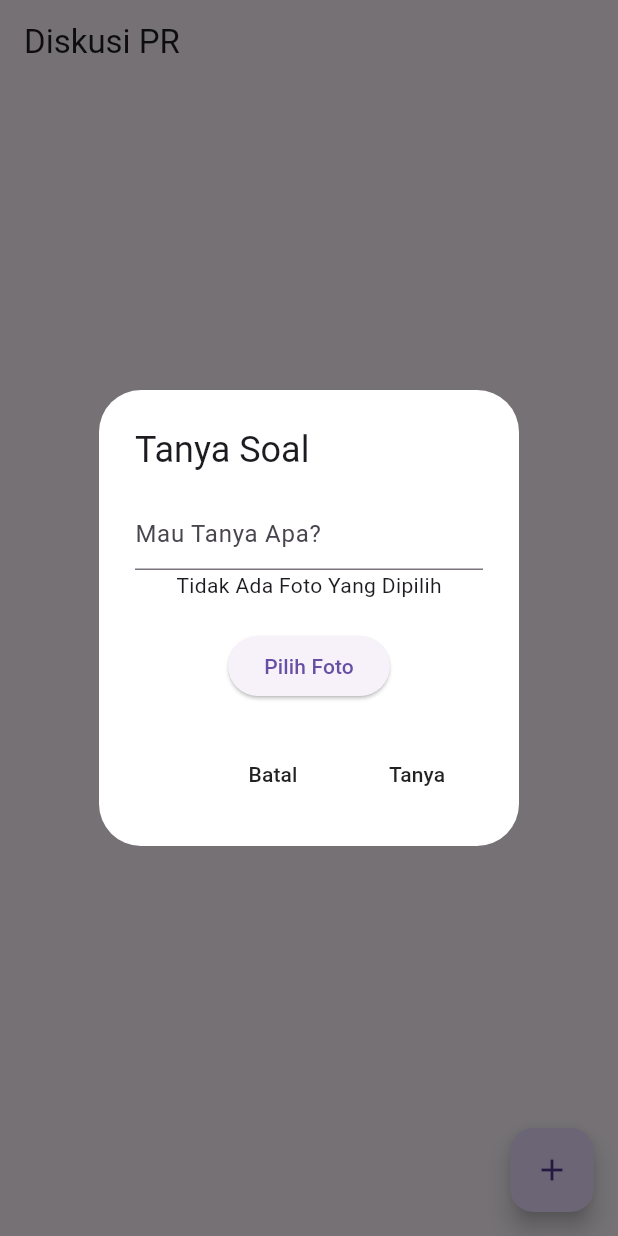
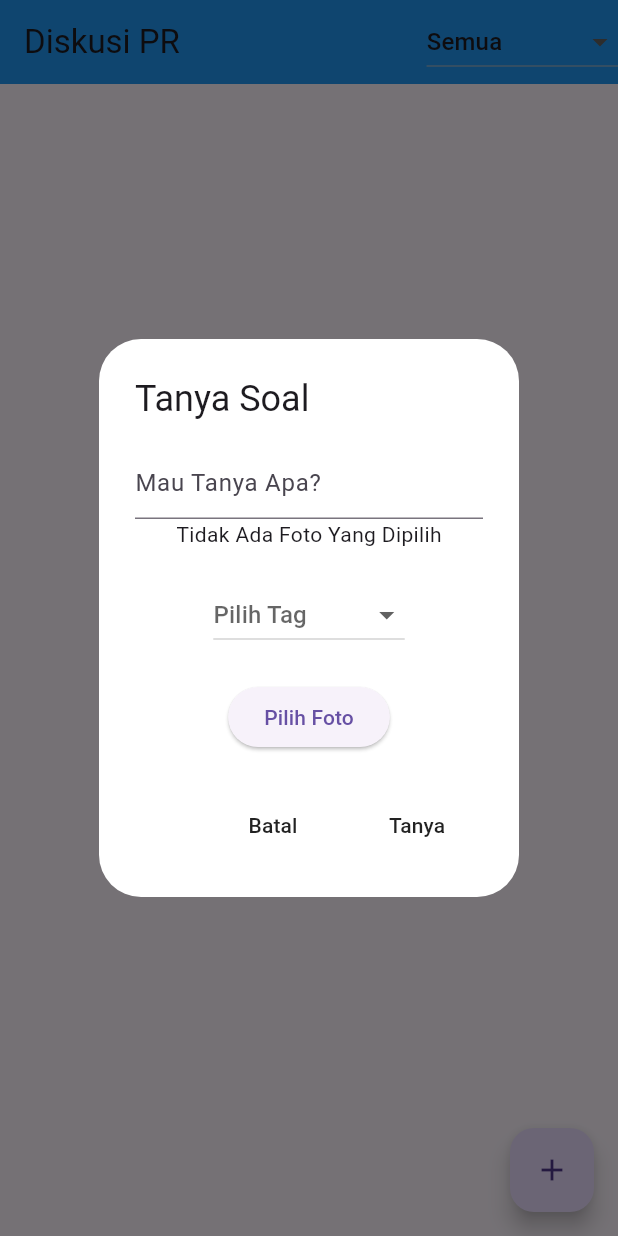
Before and after one commit to soulqge/diskusi_pr, a Flutter app: the screen it shows after launch, after a tap on the "add" icon, on a phone screen of 412 x 824 dp. Run offline on Flutter 3.47's test engine with Material 3 defaults, Android fonts, the phone set to English and light mode, and no system bars; our stand-ins replace hive, hive_flutter, image_picker; accounts and stored records are empty.

Commit message:
menambahkan fitur tag

```diff
--- a/lib/pages/home.dart
+++ b/lib/pages/home.dart
@@ -1,13 +1,13 @@
 import 'dart:io';
-import 'package:diskusi_pr/pages/detail.dart';
 import 'package:flutter/material.dart';
-import 'package:hive_flutter/adapters.dart';
+import 'package:hive_flutter/hive_flutter.dart';
 import 'package:image_picker/image_picker.dart';
 import 'package:path_provider/path_provider.dart';
 import 'package:path/path.dart' as path;
+import 'detail.dart';
 
 class HomePage extends StatefulWidget {
-  const HomePage({super.key});
+  const HomePage({Key? key}) : super(key: key);
 
   @override
   State<HomePage> createState() => _HomePageState();
@@ -17,7 +17,8 @@ class _HomePageState extends State<HomePage> {
   File? _image;
   final picker = ImagePicker();
   final tSoal = TextEditingController();
-
+  String? selectedTag;
+  String? filterTag;
   late Box box;
 
   @override
@@ -39,9 +40,9 @@ class _HomePageState extends State<HomePage> {
   }
 
   void simpanFoto() async {
-    if (_image == null || tSoal.text.isEmpty) {
+    if (_image == null || tSoal.text.isEmpty || selectedTag == null) {
       ScaffoldMessenger.of(context).showSnackBar(
-        SnackBar(content: Text('Foto dan teks harus diisi!')),
+        SnackBar(content: Text('Foto, teks, dan tag harus diisi!')),
       );
       return;
     }
@@ -55,6 +56,7 @@ class _HomePageState extends State<HomePage> {
       final savedData = {
         'imagePath': localImage.path,
         'text': soalText,
+        'tag': selectedTag,
         'answers': [],
       };
 
@@ -62,6 +64,7 @@ class _HomePageState extends State<HomePage> {
         box.add(savedData);
         _image = null;
         tSoal.clear();
+        selectedTag = null;
       });
 
       ScaffoldMessenger.of(context).showSnackBar(
@@ -95,6 +98,22 @@ class _HomePageState extends State<HomePage> {
                   ? Text("Tidak Ada Foto Yang Dipilih")
                   : Image.file(_image!),
               SizedBox(height: 20),
+              DropdownButton<String>(
+                hint: Text("Pilih Tag"),
+                value: selectedTag,
+                items: ['Pelajaran', 'Non-Pelajaran']
+                    .map((tag) => DropdownMenuItem(
+                          value: tag,
+                          child: Text(tag),
+                        ))
+                    .toList(),
+                onChanged: (value) {
+                  setState(() {
+                    selectedTag = value!;
+                  });
+                },
+              ),
+              SizedBox(height: 20),
               ElevatedButton(
                 onPressed: pilihFoto,
                 child: Text("Pilih Foto"),
@@ -107,6 +126,7 @@ class _HomePageState extends State<HomePage> {
             onPressed: () {
               Navigator.pop(context);
               tSoal.clear();
+              selectedTag = null;
             },
             child: Text("Batal"),
           ),
@@ -134,16 +154,41 @@ class _HomePageState extends State<HomePage> {
   @override
   Widget build(BuildContext context) {
     return Scaffold(
-      appBar: AppBar(title: Text("Diskusi PR")),
+      appBar: AppBar(
+        title: Text("Diskusi PR"),
+        backgroundColor: Colors.blue,
+        actions: [
+          DropdownButton<String>(
+            hint: Text("Filter"),
+            value: filterTag,
+            items: ['Semua', 'Pelajaran', 'Non-Pelajaran']
+                .map((tag) => DropdownMenuItem(
+                      value: tag == 'Semua' ? null : tag,
+                      child: Text(tag),
+                    ))
+                .toList(),
+            onChanged: (value) {
+              setState(() {
+                filterTag = value;
+              });
+            },
+          ),
+        ],
+      ),
       body: Padding(
         padding: EdgeInsets.all(10),
         child: ValueListenableBuilder(
           valueListenable: box.listenable(),
           builder: (context, Box box, _) {
+            final filteredItems = box.values.where((item) {
+              if (filterTag == null) return true;
+              return item['tag'] == filterTag;
+            }).toList();
+
             return ListView.builder(
-              itemCount: box.length,
+              itemCount: filteredItems.length,
               itemBuilder: (context, index) {
-                final data = box.getAt(index) as Map;
+                final data = filteredItems[index] as Map;
                 return InkWell(
                   onTap: () => navigateToDetailPage(index),
                   child: Card(
@@ -154,26 +199,26 @@ class _HomePageState extends State<HomePage> {
                         children: [
                           data['imagePath'] != null
                               ? Image.file(
-                                File(data['imagePath']!),
+                                  File(data['imagePath']),
                                   height: 150,
                                   fit: BoxFit.cover,
                                 )
                               : Container(
                                   height: 150,
-                                color: Colors
-                                    .grey[300],
-                                child:
-                                    Center(child: Text('No Image Available')),
+                                  color: Colors.grey[300],
+                                  child: Center(child: Text('No Image Available')),
                                 ),
                           SizedBox(height: 10),
                           Text(
                             data['text'] ?? 'No Text Available',
                             style: TextStyle(
-                              fontSize: 18,),
+                              fontSize: 18,
+                            ),
                           ),
                         ],
                       ),
-                  )),
+                    ),
+                  ),
                 );
               },
             );
--- /dev/null
+++ b/lib/utlis/hive_boxes.dart
@@ -0,0 +1,5 @@
+import 'package:hive/hive.dart';
+
+class HiveBoxes {
+  static Box getSavedDataBox() => Hive.box('savedDataBox');
+}
```
Also changed, not shown: lib/pages/detail.dart (+11 -6 lines), lib/main.dart (line endings or trailing spaces). Lines whose indentation alone changed are shown as unchanged.
